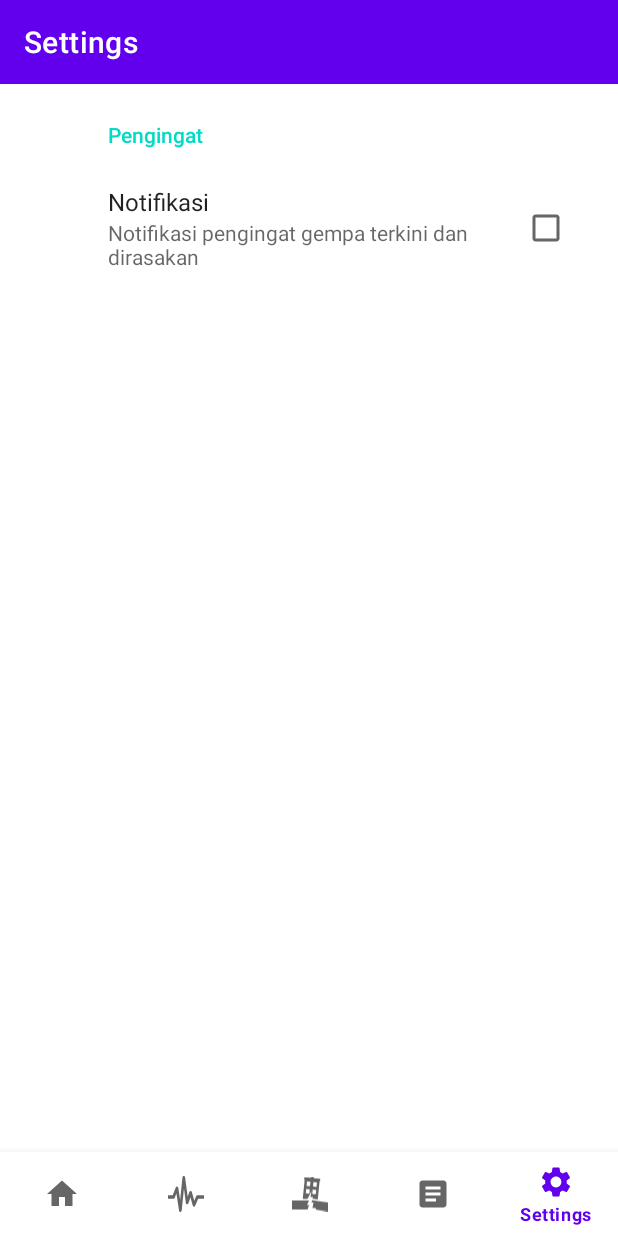
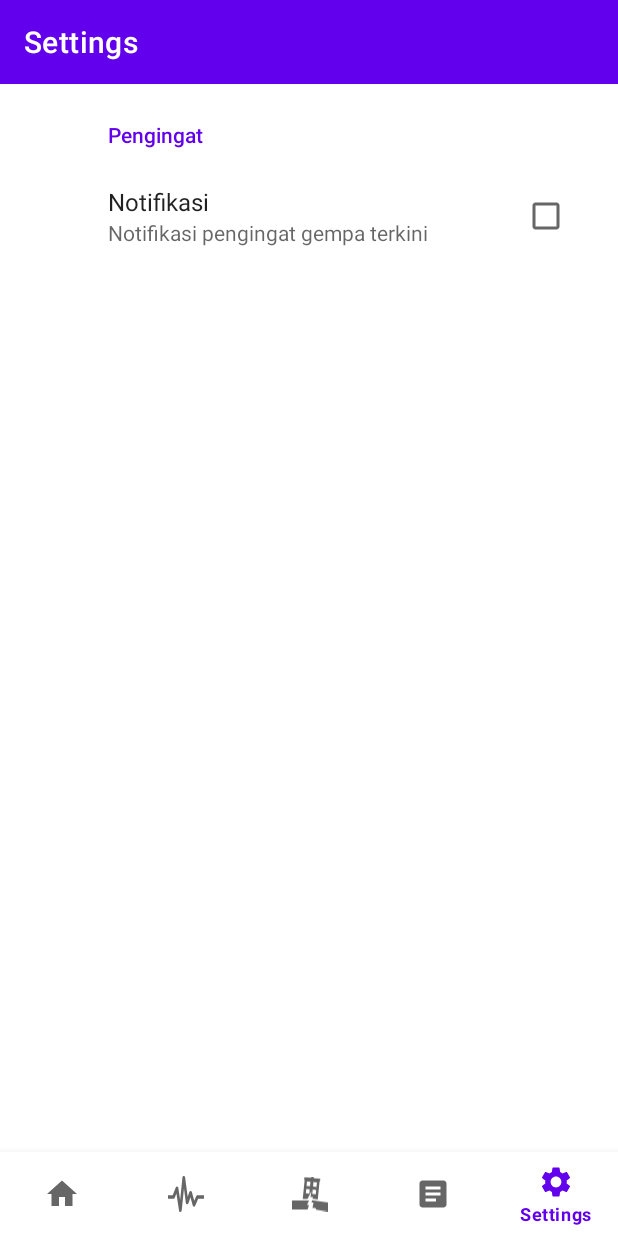
Before and after one commit to Chino-ai/Pendeteksi-gempa-dan-tsunami, an Android app: the screen it shows after launch (HomeActivity), item 5 of the bottom bar chosen, on a phone screen of 412 x 824 dp. Run offline under Robolectric (Android 15) with nearby library versions, the phone set to English and light mode, and no system bars; our stand-ins replace androidx.preference, navigation-ui; libraries missing offline, so code that uses them is left out: com.mapbox.mapboxsdk; Roboto replaces fonts that are not available here; 8 statements that could not run were skipped.

Commit message:
memperbaiki halaman settings

```diff
--- a/app/src/main/res/values/strings.xml
+++ b/app/src/main/res/values/strings.xml
@@ -20,6 +20,6 @@
     <string name="pref_key_notify">key_notification</string>
     <string name="notify_channel_name">Task Reminder</string>
     <string name="pref_notify_name">Notifikasi</string>
-    <string name="pref_notify_summary">Notifikasi pengingat gempa terkini dan dirasakan</string>
+    <string name="pref_notify_summary">Notifikasi pengingat gempa terkini</string>
     <string name="access_token" translatable="false">pk.eyJ1IjoibW9oemFlbGFuaSIsImEiOiJja3g2MTF1dmwyaGtjMm5wMnBxdHZtNDg4In0.424yTBIGrx0ConGHR07z1w</string>
 </resources>
--- a/app/src/main/res/values/themes.xml
+++ b/app/src/main/res/values/themes.xml
@@ -6,7 +6,7 @@
         <item name="colorPrimaryVariant">@color/purple_700</item>
         <item name="colorOnPrimary">@color/white</item>
         <!-- Secondary brand color. -->
-        <item name="colorSecondary">@color/teal_200</item>
+        <item name="colorSecondary">@color/purple_500</item>
         <item name="colorSecondaryVariant">@color/teal_700</item>
         <item name="colorOnSecondary">@color/black</item>
         <!-- Status bar color. -->
```
